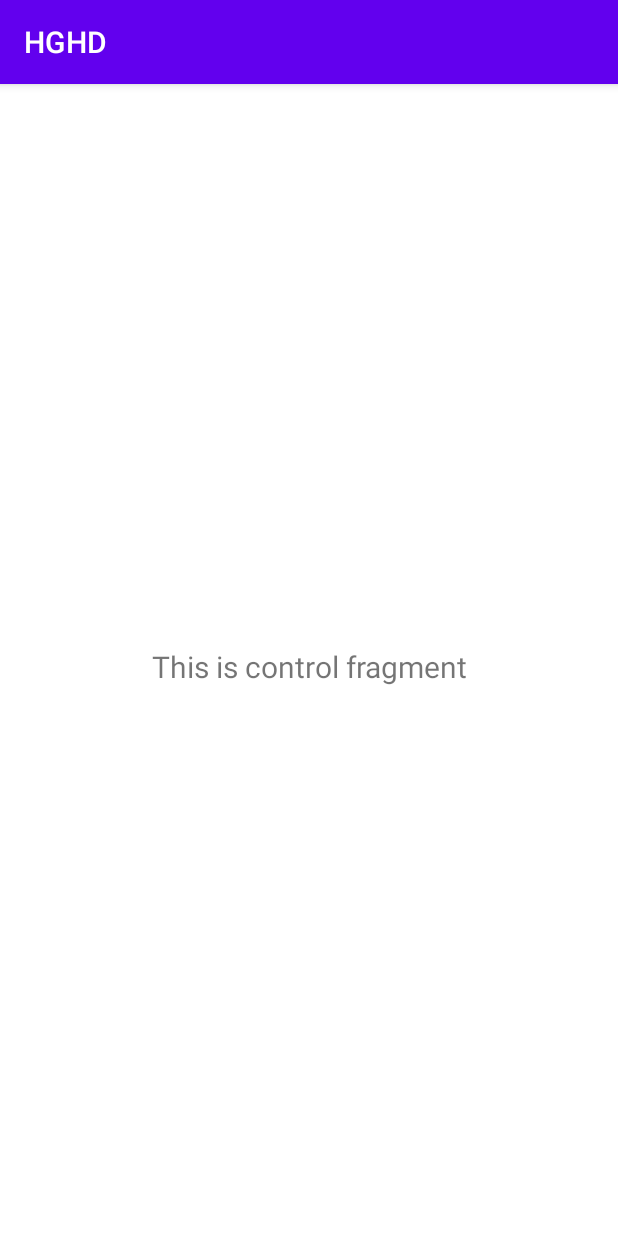
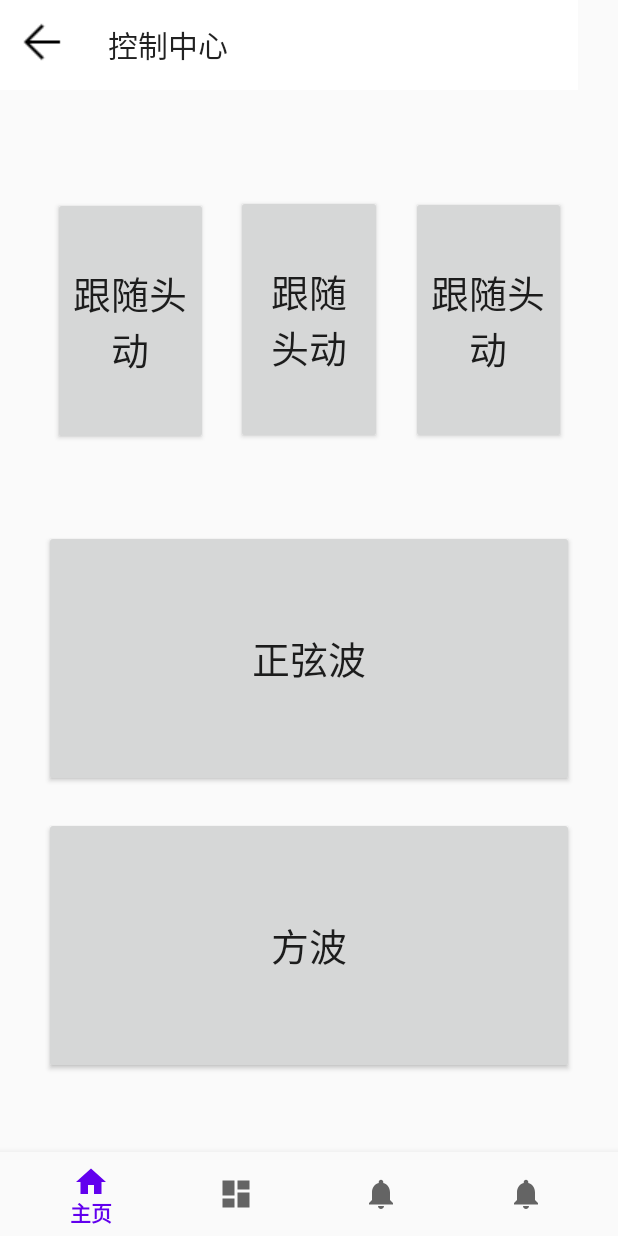
Before and after one commit to YanshanYu/HGHD, an Android app: the fragment ControlFragment shown on its own in the app's theme, on a phone screen of 412 x 824 dp. Run offline under Robolectric (Android 15) with nearby library versions, the phone set to English and light mode, and no system bars; 2 statements that could not run were skipped.

Commit message:
update_xl

```diff
--- a/app/src/main/AndroidManifest.xml
+++ b/app/src/main/AndroidManifest.xml
@@ -4,9 +4,9 @@
 
     <application
         android:allowBackup="true"
-        android:icon="@mipmap/ic_launcher"
+        android:icon="@drawable/back"
         android:label="@string/app_name"
-        android:roundIcon="@mipmap/ic_launcher_round"
+        android:roundIcon="@drawable/back"
         android:supportsRtl="true"
         android:theme="@style/Theme.HGHD">
         <activity
--- a/app/src/main/res/layout/fragment_control.xml
+++ b/app/src/main/res/layout/fragment_control.xml
@@ -6,17 +6,95 @@
     android:layout_height="match_parent"
     tools:context=".ui.control.ControlFragment">
 
-    <TextView
-        android:id="@+id/text_control"
-        android:layout_width="match_parent"
+    <com.google.android.material.bottomnavigation.BottomNavigationView
+        android:id="@+id/nav_view"
+        android:layout_width="0dp"
         android:layout_height="wrap_content"
-        android:layout_marginStart="8dp"
-        android:layout_marginTop="8dp"
-        android:layout_marginEnd="8dp"
-        android:textAlignment="center"
-        android:textSize="20sp"
+        android:background="?android:attr/windowBackground"
         app:layout_constraintBottom_toBottomOf="parent"
+        app:layout_constraintLeft_toLeftOf="parent"
+        app:layout_constraintRight_toRightOf="parent"
+        app:menu="@menu/bottom_nav_menu" />
+
+    <Button
+        android:id="@+id/button2"
+        android:layout_width="103dp"
+        android:layout_height="165dp"
+        android:layout_marginStart="16dp"
+        android:layout_marginTop="110dp"
+        android:text="跟随头动"
+        android:textSize="25dp"
+        app:layout_constraintBottom_toTopOf="@+id/button5"
+        app:layout_constraintEnd_toStartOf="@+id/button3"
+        app:layout_constraintStart_toStartOf="parent"
+        app:layout_constraintTop_toTopOf="parent"
+        app:layout_constraintVertical_bias="0.271" />
+
+    <Button
+        android:id="@+id/button3"
+        android:layout_width="97dp"
+        android:layout_height="166dp"
+        android:layout_marginTop="110dp"
+        android:layout_marginBottom="37dp"
+        android:text="跟随头动"
+        android:textSize="25dp"
+        app:layout_constraintBottom_toTopOf="@+id/button5"
+        app:layout_constraintEnd_toStartOf="@+id/button4"
+        app:layout_constraintStart_toEndOf="@+id/button2"
+        app:layout_constraintTop_toTopOf="parent"
+        app:layout_constraintVertical_bias="0.0" />
+
+    <Button
+        android:id="@+id/button4"
+        android:layout_width="103dp"
+        android:layout_height="165dp"
+        android:layout_marginTop="110dp"
+        android:layout_marginEnd="16dp"
+        android:layout_marginBottom="37dp"
+        android:text="跟随头动"
+        android:textSize="25dp"
+        app:layout_constraintBottom_toTopOf="@+id/button5"
+        app:layout_constraintEnd_toEndOf="parent"
+        app:layout_constraintStart_toEndOf="@+id/button3"
+        app:layout_constraintTop_toTopOf="parent" />
+
+    <Button
+        android:id="@+id/button5"
+        android:layout_width="353dp"
+        android:layout_height="171dp"
+        android:layout_marginStart="16dp"
+        android:layout_marginEnd="16dp"
+        android:text="正弦波"
+        android:textSize="25dp"
+        app:layout_constraintBottom_toTopOf="@+id/button6"
         app:layout_constraintEnd_toEndOf="parent"
         app:layout_constraintStart_toStartOf="parent"
-        app:layout_constraintTop_toTopOf="parent" />
+        app:layout_constraintTop_toBottomOf="@+id/button3" />
+
+    <Button
+        android:id="@+id/button6"
+        android:layout_width="353dp"
+        android:layout_height="171dp"
+        android:layout_marginStart="16dp"
+        android:layout_marginEnd="16dp"
+        android:layout_marginBottom="32dp"
+        android:text="方波"
+        android:textSize="25dp"
+        app:layout_constraintBottom_toTopOf="@+id/nav_view"
+        app:layout_constraintEnd_toEndOf="parent"
+        app:layout_constraintStart_toStartOf="parent"
+        app:layout_constraintTop_toBottomOf="@+id/button5" />
+
+    <androidx.appcompat.widget.Toolbar
+        android:id="@+id/toolbar3"
+        android:layout_width="385dp"
+        android:layout_height="60dp"
+        android:background="@color/white"
+        android:minHeight="?attr/actionBarSize"
+        android:theme="?attr/actionBarTheme"
+        app:navigationIcon="@drawable/back"
+        app:title="控制中心"
+        tools:layout_editor_absoluteX="3dp" />
+
+
 </androidx.constraintlayout.widget.ConstraintLayout>
--- a/app/src/main/res/layout/fragment_home.xml
+++ b/app/src/main/res/layout/fragment_home.xml
@@ -15,8 +15,11 @@
         android:layout_marginEnd="8dp"
         android:textAlignment="center"
         android:textSize="20sp"
+        android:text=""
         app:layout_constraintBottom_toBottomOf="parent"
         app:layout_constraintEnd_toEndOf="parent"
+        app:layout_constraintHorizontal_bias="1.0"
         app:layout_constraintStart_toStartOf="parent"
-        app:layout_constraintTop_toTopOf="parent" />
+        app:layout_constraintTop_toTopOf="parent"
+        app:layout_constraintVertical_bias="0.91" />
 </androidx.constraintlayout.widget.ConstraintLayout>
--- a/app/src/main/res/values-night/themes.xml
+++ b/app/src/main/res/values-night/themes.xml
@@ -1,6 +1,6 @@
 <resources xmlns:tools="http://schemas.android.com/tools">
     <!-- Base application theme. -->
-    <style name="Theme.HGHD" parent="Theme.MaterialComponents.DayNight.DarkActionBar">
+    <style name="Theme.HGHD" parent="Theme.MaterialComponents.DayNight.NoActionBar">
         <!-- Primary brand color. -->
         <item name="colorPrimary">@color/purple_200</item>
         <item name="colorPrimaryVariant">@color/purple_700</item>
--- a/app/src/main/res/values/strings.xml
+++ b/app/src/main/res/values/strings.xml
@@ -1,8 +1,8 @@
 <resources>
     <string name="app_name">HGHD</string>
     <string name="title_home">主页</string>
-    <string name="title_control">控制</string>
-    <string name="title_rehabilitation">康复</string>
+    <string name="title_control">控制中心</string>
+    <string name="title_rehabilitation">康复视频</string>
     <string name="title_info">个人中心</string>
     <!-- TODO: Remove or change this placeholder text -->
     <string name="hello_blank_fragment">Hello blank fragment</string>
--- a/app/src/main/res/values/themes.xml
+++ b/app/src/main/res/values/themes.xml
@@ -1,6 +1,6 @@
 <resources xmlns:tools="http://schemas.android.com/tools">
     <!-- Base application theme. -->
-    <style name="Theme.HGHD" parent="Theme.MaterialComponents.DayNight.DarkActionBar">
+    <style name="Theme.HGHD" parent="Theme.AppCompat.Light.NoActionBar">
         <!-- Primary brand color. -->
         <item name="colorPrimary">@color/purple_500</item>
         <item name="colorPrimaryVariant">@color/purple_700</item>
```
Also changed, not shown: app/src/main/res/layout/activity_main.xml (+20 -12 lines), app/src/main/res/layout/fragment_info.xml (+9 -3 lines), app/src/main/res/layout/login.xml (added, +88 -0 lines), app/src/main/res/layout/personal_info.xml (added, +99 -0 lines), app/src/main/res/drawable-v24/logo.png (added), app/src/main/res/drawable/add_course.png (added), app/src/main/res/drawable/back.png (added), app/src/main/res/drawable/forward.png (added).
